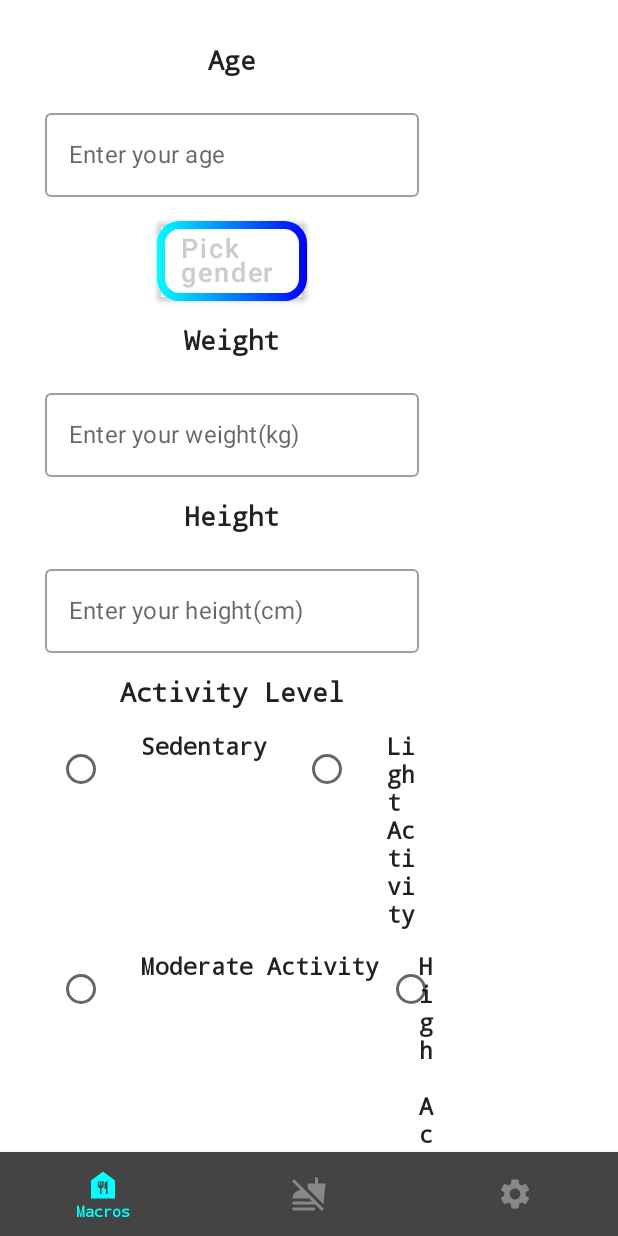
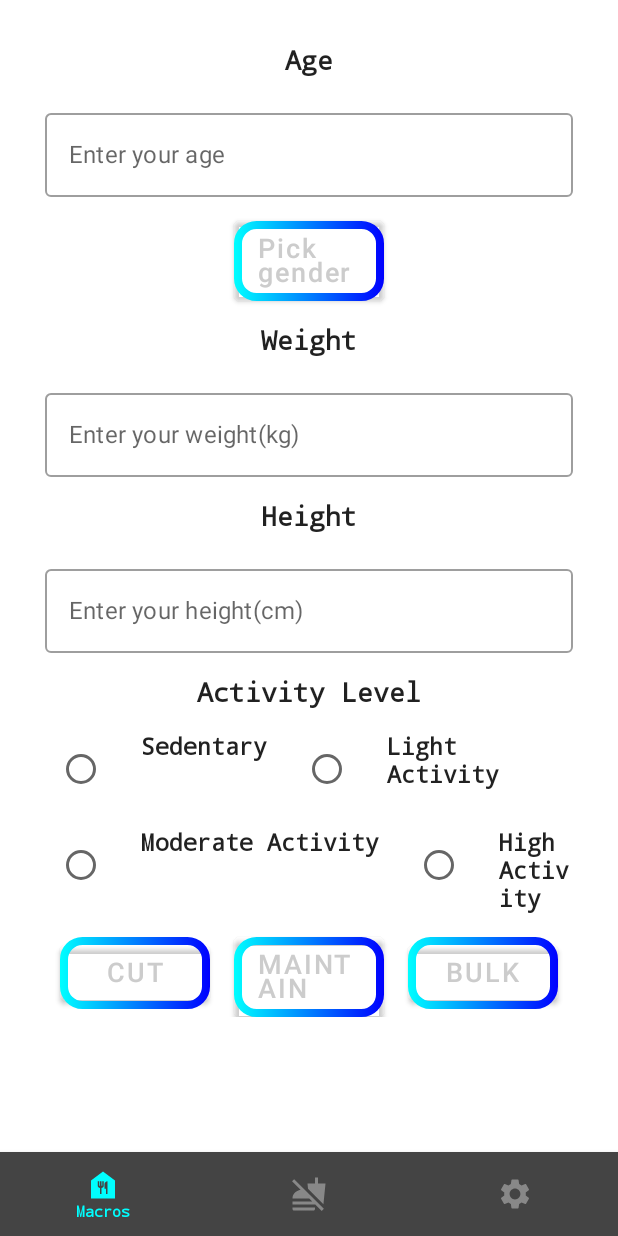
Before and after one commit to Capybara-Dev-Team/ProShaped-app, an Android app built with Jetpack Compose: the screen it shows after launch (MainActivity), on a phone screen of 412 x 824 dp. Run offline under Robolectric (Android 15) with nearby library versions, the phone set to English and light mode, and no system bars.

Commit message:
Added buttons for cut/maintain/bulk, calculation to be added later

```diff
--- a/ProShaped/app/src/main/java/com/example/proshapedapp/MainActivity.kt
+++ b/ProShaped/app/src/main/java/com/example/proshapedapp/MainActivity.kt
@@ -197,7 +197,7 @@ fun MacrosScreen(navController: NavHostController) {
 
         Column(
             modifier = Modifier
-                .fillMaxWidth(0.75f)
+                .fillMaxWidth()
                 .padding(
                     horizontal = 30.dp,
                     vertical = 30.dp
@@ -411,8 +411,100 @@ fun MacrosScreen(navController: NavHostController) {
                 }
             }
 
+            Spacer(modifier = Modifier.size(16.dp))
+
+            Row {
+                Button(onClick = {
+                    //implement calculation for cut
+                },
+                    colors = ButtonDefaults.buttonColors(
+                        backgroundColor = Color.Transparent,
+                        contentColor = Color.LightGray
+
+                    ),
+                    modifier = Modifier
+                        .border(
+                            width = 5.dp,
+                            brush = Brush.horizontalGradient(listOf(Color.Cyan, Color.Blue)),
+                            shape = RoundedCornerShape(15.dp)
+                        )
+                        .width(100.dp)
+                        .background(
+                            Brush.horizontalGradient(
+                                colors = listOf(
+                                    Color.Transparent,
+                                    Color.Transparent
+                                ),
+                                startX = 150f
+                            )
+                        )
+                ) {
+                    Text(text = "CUT", fontSize = 18.sp)
+                }
+
+                Spacer(modifier = Modifier.width(16.dp))
+
+                Button(onClick = {
+                    //implement calculation for maintain
+                },
+                    colors = ButtonDefaults.buttonColors(
+                        backgroundColor = Color.Transparent,
+                        contentColor = Color.LightGray
+
+                    ),
+                    modifier = Modifier
+                        .border(
+                            width = 5.dp,
+                            brush = Brush.horizontalGradient(listOf(Color.Cyan, Color.Blue)),
+                            shape = RoundedCornerShape(15.dp)
+                        )
+                        .width(100.dp)
+                        .background(
+                            Brush.horizontalGradient(
+                                colors = listOf(
+                                    Color.Transparent,
+                                    Color.Transparent
+                                ),
+                                startX = 150f
+                            )
+                        )
+                ) {
+                    Text(text = "MAINTAIN", fontSize = 18.sp)
+                }
+
+                Spacer(modifier = Modifier.width(16.dp))
+
+                Button(onClick = {
+                    //implement calculation for bulking
+                },
+                    colors = ButtonDefaults.buttonColors(
+                        backgroundColor = Color.Transparent,
+                        contentColor = Color.LightGray
+
+                    ),
+                    modifier = Modifier
+                        .border(
+                            width = 5.dp,
+                            brush = Brush.horizontalGradient(listOf(Color.Cyan, Color.Blue)),
+                            shape = RoundedCornerShape(15.dp)
+                        )
+                        .width(100.dp)
+                        .background(
+                            Brush.horizontalGradient(
+                                colors = listOf(
+                                    Color.Transparent,
+                                    Color.Transparent
+                                ),
+                                startX = 150f
+                            )
+                        )
+                ) {
+                    Text(text = "BULK", fontSize = 18.sp)
+                }
+            }
+
             //change the padding and the size so that it fits nicely on the screen
-            //implement goal cut/maintain/bulk and calculate button which will also reset the textStates to ""
+            //implement goal cut/maintain/bulk buttons which will also reset the textStates to ""
 
         }
 
```
